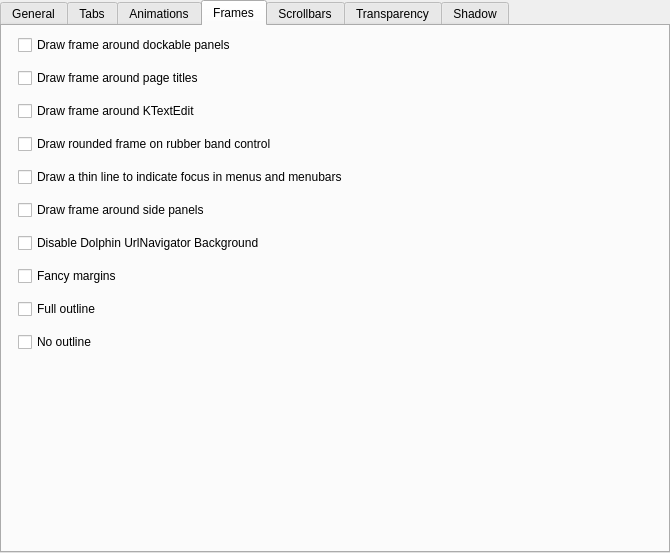
First picture: the form in kstyle/config/ui/darklystyleconfig.ui, repository Bali10050/Darkly, before the edit.
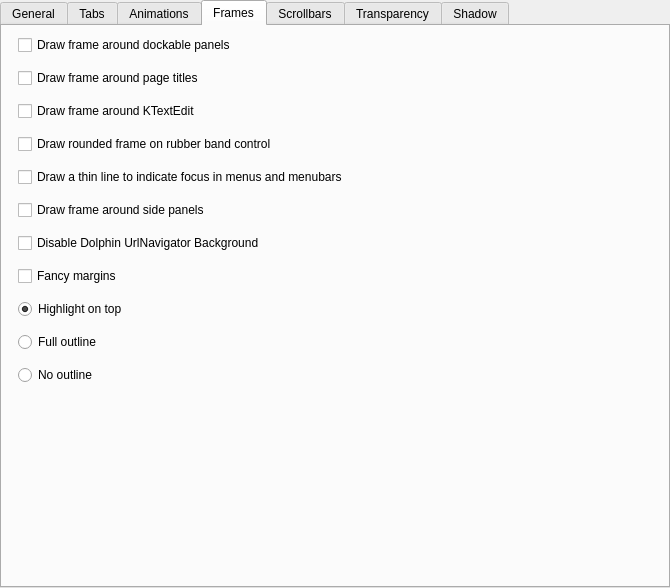
Second picture: the form after the edit. The open tabs and pages were chosen to show the change. Custom widgets are drawn as their Qt base class.

Commit message: Radio instead of checkbox for outline options

```diff
--- a/kstyle/config/ui/darklystyleconfig.ui
+++ b/kstyle/config/ui/darklystyleconfig.ui
@@ -7,7 +7,7 @@
     <x>0</x>
     <y>0</y>
     <width>670</width>
-    <height>553</height>
+    <height>588</height>
    </rect>
   </property>
   <property name="sizePolicy">
@@ -999,17 +999,33 @@
           </widget>
          </item>
          <item>
-          <widget class="QCheckBox" name="_fullOutline">
+          <widget class="QRadioButton" name="_topHighlight">
            <property name="text">
-            <string>Full outline</string>
+            <string>Highlight on top</string>
            </property>
+           <property name="checked">
+            <bool>true</bool>
+           </property>
+           <attribute name="buttonGroup">
+            <string notr="true">buttonGroup</string>
+           </attribute>
+          </widget>
+         </item>
+         <item>
+          <widget class="QRadioButton" name="_fullOutline">
            <property name="toolTip">
             <string>Draw a light outline around buttons, inputs, and the selected tab</string>
            </property>
+           <property name="text">
+            <string>Full outline</string>
+           </property>
+           <attribute name="buttonGroup">
+            <string notr="true">buttonGroup</string>
+           </attribute>
           </widget>
          </item>
          <item>
-          <widget class="QCheckBox" name="_noOutline">
+          <widget class="QRadioButton" name="_noOutline">
            <property name="text">
             <string>No outline</string>
            </property>
```
Left out of the diff: 26 changed lines with no effect on the pictures.
